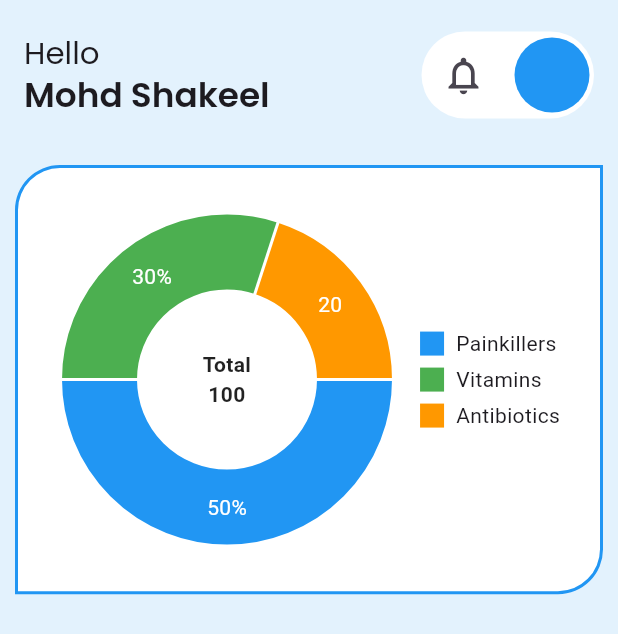
After one commit to inzamam9494/healnixd, a Flutter app: the HomeScreen screen opened by its route, on a phone screen of 412 x 824 dp. The commit adds this screen. Shown: the top 634 px of the screen. Run offline on Flutter 3.47's test engine with Material 3 defaults, Android fonts, the phone set to English and light mode, and no system bars; drawn by our look-alikes of fl_chart; our stand-ins replace flutter_screenutil, font_awesome_flutter, get, google_fonts.

Commit message:
Add home screen and implement pie chart component

```diff
--- /dev/null
+++ b/lib/components/pie_chart.dart
@@ -0,0 +1,118 @@
+import 'package:fl_chart/fl_chart.dart';
+import 'package:flutter/material.dart';
+
+class MedicinePieChart extends StatefulWidget {
+  final List<PieChartSectionData> data;
+  final List<Widget> indicators;
+  final String centerText; // 👈 dynamic center text
+
+  const MedicinePieChart({
+    super.key,
+    required this.data,
+    required this.indicators,
+    this.centerText = "",
+  });
+
+  @override
+  State<MedicinePieChart> createState() => _MedicinePieChartState();
+}
+
+class _MedicinePieChartState extends State<MedicinePieChart> {
+  int touchedIndex = -1;
+
+  @override
+  Widget build(BuildContext context) {
+    return AspectRatio(
+      aspectRatio: 1.3,
+      child: Row(
+        children: <Widget>[
+          Expanded(
+            child: AspectRatio(
+              aspectRatio: 1,
+              child: Stack(
+                alignment: Alignment.center,
+                children: [
+                  PieChart(
+                    PieChartData(
+                      pieTouchData: PieTouchData(
+                        touchCallback: (event, pieTouchResponse) {
+                          setState(() {
+                            if (!event.isInterestedForInteractions ||
+                                pieTouchResponse == null ||
+                                pieTouchResponse.touchedSection == null) {
+                              touchedIndex = -1;
+                              return;
+                            }
+                            touchedIndex = pieTouchResponse
+                                .touchedSection!.touchedSectionIndex;
+                          });
+                        },
+                      ),
+                      borderData: FlBorderData(show: false),
+                      sectionsSpace: 2,
+                      centerSpaceRadius: 60, // 👈 creates space in middle
+                      sections: widget.data,
+                    ),
+                  ),
+
+                  // 👇 Center text here
+                  Column(
+                    mainAxisSize: MainAxisSize.min,
+                    children: [
+                      Text(
+                        widget.centerText,
+                        textAlign: TextAlign.center,
+                        style: const TextStyle(
+                          fontSize: 14,
+                          fontWeight: FontWeight.bold,
+                          color: Colors.black87,
+                        ),
+                      ),
+                    ],
+                  ),
+                ],
+              ),
+            ),
+          ),
+          Column(
+            mainAxisAlignment: MainAxisAlignment.center,
+            crossAxisAlignment: CrossAxisAlignment.start,
+            children: widget.indicators,
+          ),
+          const SizedBox(width: 16),
+        ],
+      ),
+    );
+  }
+}
+
+class Indicator extends StatelessWidget {
+  final Color color;
+  final String text;
+  final bool isSquare;
+
+  const Indicator({
+    super.key,
+    required this.color,
+    required this.text,
+    this.isSquare = true,
+  });
+
+  @override
+  Widget build(BuildContext context) {
+    return Row(
+      children: [
+        Container(
+          width: 16,
+          height: 16,
+          decoration: BoxDecoration(
+            shape: isSquare ? BoxShape.rectangle : BoxShape.circle,
+            color: color,
+          ),
+        ),
+        const SizedBox(width: 8),
+        Text(text, style: const TextStyle(fontSize: 14)),
+      ],
+    );
+  }
+}
--- a/lib/routes/routes.dart
+++ b/lib/routes/routes.dart
@@ -5,6 +5,7 @@ import 'package:healnixd/screens/auth/otp_screen.dart';
 import 'package:healnixd/screens/auth/register_screen.dart';
 import 'package:healnixd/screens/auth/reset_password_screen.dart';
 import 'package:healnixd/screens/auth/splash_screen.dart';
+import 'package:healnixd/screens/home/home_screen.dart';
 
 class ApplicationRoutes {
   static const String splashScreen = '/';
@@ -25,6 +26,7 @@ class ApplicationRoutes {
     GetPage(name: otpVerificationScreen, page: () => const OtpScreen()),
     GetPage(name: resetPasswordScreen, page: () => const ResetPasswordScreen()),
     GetPage(name: registerScreen, page: () => const RegisterScreen()),
+    GetPage(name: homeScreen, page: () => const HomeScreen()),
 
   ];
 }
--- a/lib/screens/auth/login_screen.dart
+++ b/lib/screens/auth/login_screen.dart
@@ -2,6 +2,7 @@ import 'package:flutter/gestures.dart';
 import 'package:flutter/material.dart';
 import 'package:get/get.dart';
 import 'package:healnixd/components/custom_texts.dart';
+import 'package:healnixd/routes/routes.dart';
 import 'package:healnixd/style/text_style.dart';
 
 import '../../components/custom_Text_field.dart';
@@ -37,17 +38,24 @@ class LoginScreen extends StatelessWidget {
                 Row(
                   mainAxisAlignment: MainAxisAlignment.end,
                   children: [
-                    Text(
-                      "Forgot Password",
-                      style: AppTextStyles.kSmall10RegularTextStyle.copyWith(
-                        color: Colors.blue,
-                      ),
-                    ).marginOnly(top: 5),
+                    InkWell(
+                      onTap: (){
+                        Get.toNamed(ApplicationRoutes.forgetPasswordScreen);
+                      },
+                      child: Text(
+                        "Forgot Password",
+                        style: AppTextStyles.kSmall10RegularTextStyle.copyWith(
+                          color: Colors.blue,
+                        ),
+                      ).marginOnly(top: 5),
+                    ),
                   ],
                 ),
                 authButton(
                   text: "Login",
-                  onPressed: () {},
+                  onPressed: () {
+                    Get.toNamed(ApplicationRoutes.homeScreen);
+                  },
                 ).marginOnly(top: 70.0, bottom: 20.0),
                 SizedBox(
                   width: double.infinity,
@@ -93,7 +101,8 @@ class LoginScreen extends StatelessWidget {
                             ..onTap = () {
                               print(
                                 "Sign up clicked!",
-                              ); // 👈 Navigate or do something
+                              );
+                              Get.toNamed(ApplicationRoutes.registerScreen);
                             },
                         ),
                       ],
--- a/lib/screens/auth/otp_screen.dart
+++ b/lib/screens/auth/otp_screen.dart
@@ -4,6 +4,7 @@ import 'package:flutter/material.dart';
 import 'package:get/get.dart';
 import 'package:healnixd/components/custom_buttons.dart';
 import 'package:healnixd/components/custom_texts.dart';
+import 'package:healnixd/routes/routes.dart';
 
 import '../../components/custom_Text_field.dart';
 
@@ -14,7 +15,7 @@ class OtpScreen extends StatelessWidget {
   Widget build(BuildContext context) {
     return Scaffold(
       appBar: AppBar(
-        leading: Icon(Icons.arrow_back_ios),
+        leading: IconButton(icon: Icon(Icons.arrow_back_ios), onPressed: () { Get.back(); },),
       ),
       body: Container(
         margin: const EdgeInsets.symmetric(vertical: 12.0, horizontal: 24.0),
@@ -33,7 +34,9 @@ class OtpScreen extends StatelessWidget {
                 }),
               ),
             ),
-            authButton(text: "Verify", onPressed: () {}).marginOnly(top: 20.0),
+            authButton(text: "Verify", onPressed: () {
+              Get.toNamed(ApplicationRoutes.resetPasswordScreen);
+            }).marginOnly(top: 20.0),
         RichText(
           textAlign: TextAlign.center,
           text: TextSpan(
--- a/lib/screens/auth/register_screen.dart
+++ b/lib/screens/auth/register_screen.dart
@@ -16,7 +16,7 @@ class RegisterScreen extends StatelessWidget {
       appBar: AppBar(
         title: appBarText(text: "Create account"),
         centerTitle: true,
-        leading: Icon(Icons.arrow_back_ios),
+        leading: IconButton(icon: Icon(Icons.arrow_back_ios), onPressed: () { Get.back(); },),
       ),
       body: Container(
         margin: EdgeInsets.symmetric(vertical: 12.0, horizontal: 24.0),
--- a/lib/screens/auth/reset_password_screen.dart
+++ b/lib/screens/auth/reset_password_screen.dart
@@ -11,7 +11,7 @@ class ResetPasswordScreen extends StatelessWidget {
   @override
   Widget build(BuildContext context) {
     return Scaffold(
-      appBar: AppBar(leading: Icon(Icons.arrow_back_ios, color: Colors.black)),
+      appBar: AppBar( leading: IconButton(icon: Icon(Icons.arrow_back_ios), onPressed: () { Get.back(); },),),
       body: Container(
         margin: const EdgeInsets.symmetric(vertical: 12.0, horizontal: 24.0),
         child: Column(
--- /dev/null
+++ b/lib/screens/home/home_screen.dart
@@ -0,0 +1,118 @@
+import 'package:fl_chart/fl_chart.dart';
+import 'package:flutter/material.dart';
+import 'package:flutter_screenutil/flutter_screenutil.dart';
+import 'package:get/get.dart';
+import 'package:healnixd/components/pie_chart.dart';
+import 'package:healnixd/style/text_style.dart';
+
+class HomeScreen extends StatelessWidget {
+  const HomeScreen({super.key});
+
+  @override
+  Widget build(BuildContext context) {
+    return Scaffold(
+      backgroundColor: Colors.blue.shade50,
+      appBar: AppBar(
+        toolbarHeight: 100,
+        backgroundColor: Colors.blue.shade50,
+        elevation: 0,
+        centerTitle: false,
+        automaticallyImplyLeading: false,
+        title: Column(
+          crossAxisAlignment: CrossAxisAlignment.start,
+          children: [
+            Text(
+              "Hello",
+              style: AppTextStyles.kBody15RegularTextStyle,
+            ),
+            Text(
+              "Mohd Shakeel",
+              style: AppTextStyles.kBody17SemiBoldTextStyle,
+            ),
+          ],
+        ),
+        actions: [
+          Padding(
+            padding: const EdgeInsets.all(8.0),
+            child: Container(
+              margin: EdgeInsets.all(8.0),
+              width: 115,
+              padding: EdgeInsets.symmetric(
+                vertical: 4.0,
+                horizontal: 3.0,
+              ),
+              decoration: BoxDecoration(
+                color: Colors.white,
+                borderRadius: BorderRadius.all(Radius.circular(50.0)),
+              ),
+              child: Row(
+                mainAxisAlignment: MainAxisAlignment.spaceBetween,
+                children: [
+                  Icon(
+                    Icons.notifications_none_outlined,
+                    size: 30,
+                  ).paddingOnly(left: 10),
+                  CircleAvatar(backgroundColor: Colors.blue, radius: 25),
+                ],
+              ),
+            ),
+          ),
+        ],
+      ),
+      body: Container(
+        child: Column(
+          children: [
+            Container(
+              margin: EdgeInsets.all(10.0),
+              height: 250.sp,
+              decoration: BoxDecoration(
+                color: Colors.white,
+                border: Border.all(color: Colors.blue, width: 2),
+                borderRadius: BorderRadius.only(
+                  topLeft: Radius.circular(30.0),
+                  bottomRight: Radius.circular(30.0),
+                ),
+              ),
+              child: Center(
+                child: MedicinePieChart(
+                  centerText: "Total\n100", // 👈 dynamic center text
+                  data: [
+                    PieChartSectionData(
+                      color: Colors.blue,
+                      value: 50,
+                      title: '50%',
+                      radius: 50,
+                      titleStyle: const TextStyle(color: Colors.white, fontSize: 14),
+                    ),
+                    PieChartSectionData(
+                      color: Colors.green,
+                      value: 30,
+                      title: '30%',
+                      radius: 50,
+                      titleStyle: const TextStyle(color: Colors.white, fontSize: 14),
+                    ),
+                    PieChartSectionData(
+                      color: Colors.orange,
+                      value: 20,
+                      title: '20',
+                      radius: 50,
+                      titleStyle: const TextStyle(color: Colors.white, fontSize: 14),
+                    ),
+                  ],
+                  indicators:  [
+                    Indicator(color: Colors.blue, text: 'Painkillers'),
+                    SizedBox(height: 4),
+                    Indicator(color: Colors.green, text: 'Vitamins'),
+                    SizedBox(height: 4),
+                    Indicator(color: Colors.orange, text: 'Antibiotics'),
+                  ],
+                ),
+              ),
+      )
+
+          ],
+        ),
+      )
+    );
+  }
+}
--- a/pubspec.yaml
+++ b/pubspec.yaml
@@ -39,6 +39,7 @@ dependencies:
   google_fonts: ^6.3.1
   font_awesome_flutter: ^10.10.0
   flutter_gen: ^5.11.0
+  fl_chart: ^1.1.0
 
 dev_dependencies:
   flutter_test:
```
Also changed, not shown: pubspec.lock.
